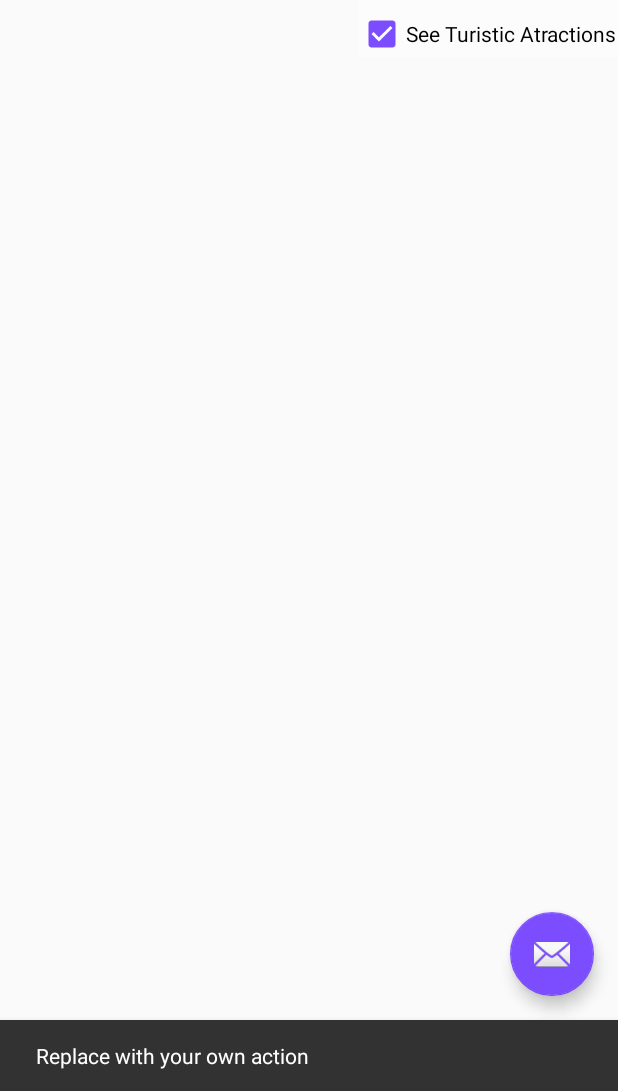
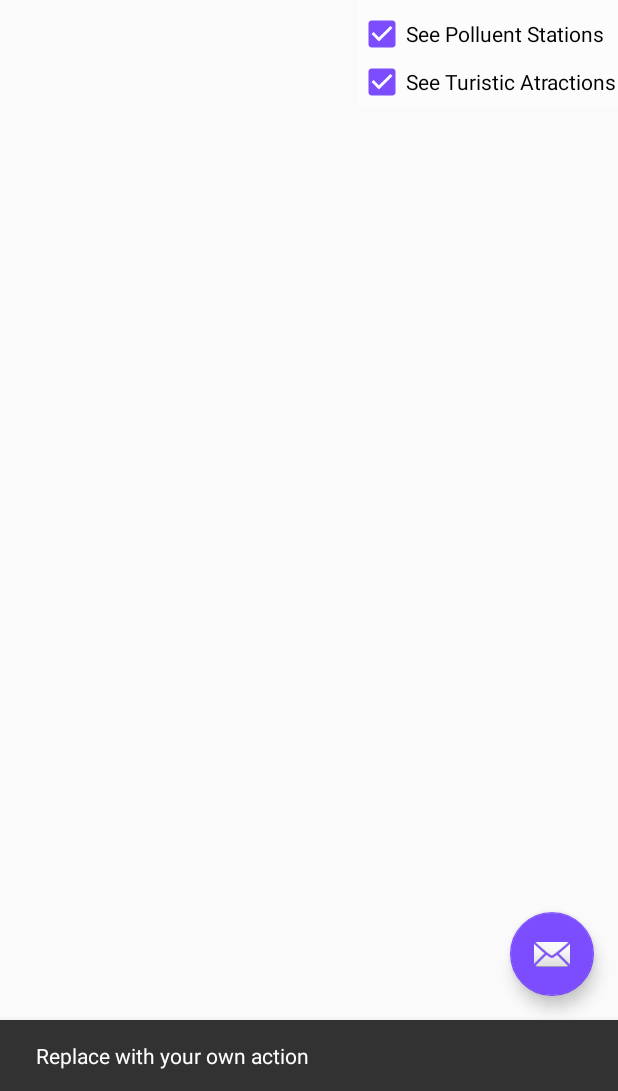
Before and after one commit to toomyy94/LivingCity-Android, an Android app: the MainActivity screen opened directly, with no data from a screen before it, after a tap on an icon or button, on a phone screen of 412 x 824 dp, the part 145-1236 px from its top. Run offline under Robolectric (Android 15) with nearby library versions, the phone set to English and light mode, and no system bars; libraries missing offline, so code that uses them is left out: com.firebase.client; 6 statements that could not run were skipped.

Commit message:
Polluent Stations markers done

```diff
--- a/app/src/main/java/ua/deti/cm/pt/livingcity/MainActivity.java
+++ b/app/src/main/java/ua/deti/cm/pt/livingcity/MainActivity.java
@@ -110,7 +110,6 @@ public class MainActivity extends AppCompatActivity
     private Toolbar toolbar = null;
     private LocationCoord gps = null;
     private static final int PERMISSION_REQUEST_CODE = 1;
-    private List<FireBaseDataClass> fbDataInHour = new ArrayList<>();
 
     @Override
     protected void onCreate(Bundle savedInstanceState) {
@@ -121,17 +120,6 @@ public class MainActivity extends AppCompatActivity
         Firebase.setAndroidContext(this);
         //GPS inicial
         gps = new LocationCoord(this);
-
-        FireBaseModule fb = new FireBaseModule();
-        SimpleDateFormat sdf = new SimpleDateFormat("yyyy-MM-dd");
-        String currentDateandTime = sdf.format(new Date());
-
-        fbDataInHour = fb.getFirebaseData_CurrentDay(currentDateandTime);
-
-        SystemClock.sleep(1500);
-        Log.e("sda", fbDataInHour.toString());
-
-
     }
 
 
@@ -159,9 +147,7 @@ public class MainActivity extends AppCompatActivity
 
         //fragmetn initially
 
-
-
-        MainFragment fragment = new MainFragment(gps, fbDataInHour);
+        MainFragment fragment = new MainFragment(gps);
         android.support.v4.app.FragmentTransaction fragmentTransaction =
                 getSupportFragmentManager().beginTransaction();
         fragmentTransaction.replace(R.id.fragment_container, fragment);
@@ -671,7 +657,7 @@ public class MainActivity extends AppCompatActivity
         int id = item.getItemId();
 
         if (id == R.id.nav_camera) {
-            MainFragment fragment = new MainFragment(gps, fbDataInHour);
+            MainFragment fragment = new MainFragment(gps);
             android.support.v4.app.FragmentTransaction fragmentTransaction =
                     getSupportFragmentManager().beginTransaction();
             fragmentTransaction.replace(R.id.fragment_container, fragment);
--- a/app/src/main/java/ua/deti/cm/pt/livingcity/MainFragment.java
+++ b/app/src/main/java/ua/deti/cm/pt/livingcity/MainFragment.java
@@ -61,6 +61,7 @@ import android.widget.CompoundButton.OnCheckedChangeListener;
 
 import ua.deti.cm.pt.livingcity.modules.FireBaseDataClass;
 import ua.deti.cm.pt.livingcity.modules.FireBaseModule;
+import ua.deti.cm.pt.livingcity.modules.FireBaseStationsData;
 import ua.deti.cm.pt.livingcity.modules.ItemTuristic;
 import ua.deti.cm.pt.livingcity.modules.LocationCoord;
 
@@ -72,22 +73,29 @@ import ua.deti.cm.pt.livingcity.modules.LocationCoord;
 @SuppressLint("ValidFragment")
 public class MainFragment extends Fragment  implements OnMapReadyCallback {
 
+    //On Map View
     private List<Circle> mCircle = new ArrayList<>();;
     private CheckBox chkCity;
-    private List<Marker> sensor_markers = new ArrayList<>();
-    private List<Marker> city_markers = new ArrayList<>();
-    private NodeList nodelist;
-    private ProgressDialog pDialog;
+    private List<Marker> sensor_markers = new ArrayList<>(); //sensor(amarelos)
+    private List<Marker> city_markers = new ArrayList<>(); //turistic(vermelhos)
+    private List<Marker> stations_markers = new ArrayList<>(); //stations(verdes)
     private List<ItemTuristic> lstItem = null;
     private GoogleMap mMap;
     private LocationCoord gps;
     private String URL=null;
+    private NodeList nodelist;
+    private ProgressDialog pDialog;
+
+    //On Firebase Get's
     private List<FireBaseDataClass> fbDataInHour = null;
-    public MainFragment(LocationCoord gps, List<FireBaseDataClass> fbDataInHour) {
-        this.fbDataInHour = fbDataInHour;
+    private List<FireBaseStationsData> fbDataInStations = null;
+
+
+    public MainFragment(LocationCoord gps) {
         this.gps = gps;
         URL = "http://www.tixik.com/api/nearby?lat="+gps.getLatitude()+"&lng="+gps.getLongitude()+"&limit=20&key=demo";
     }
+
 
     @Override
     public View onCreateView(LayoutInflater inflater, ViewGroup container, Bundle savedInstanceState) {
@@ -104,6 +112,10 @@ public class MainFragment extends Fragment  implements OnMapReadyCallback {
         CheckBox chkSensor = (CheckBox) v.findViewById(R.id.chkSensor);
         chkSensor.setChecked(true);
         chkSensor.setOnCheckedChangeListener(myCheckboxListener);
+
+        CheckBox chkStations = (CheckBox) v.findViewById(R.id.chkStations);
+        chkStations.setChecked(true);
+        chkStations.setOnCheckedChangeListener(myCheckboxListener);
 
 
         return v;
@@ -142,6 +154,19 @@ public class MainFragment extends Fragment  implements OnMapReadyCallback {
 
                     }
                     break;
+                case R.id.chkStations:
+                    if (isChecked == false) {
+                        for (int i = 0; i < stations_markers.size(); i++) {
+                            stations_markers.get(i).setVisible(false);
+                        }
+
+                    } else {
+                        for (int i = 0; i < stations_markers.size(); i++){
+                            stations_markers.get(i).setVisible(true);
+                        }
+
+                    }
+                    break;
                 default:
                     break;
             }
@@ -156,6 +181,19 @@ public class MainFragment extends Fragment  implements OnMapReadyCallback {
         //new DownloadXML().execute(URL);
         //SystemClock.sleep(1000);
         chkCity = (CheckBox) getActivity().findViewById(R.id.chkCity);
+
+        //Firebase inicial
+        //Firebase.setAndroidContext(this);
+
+        FireBaseModule fb = new FireBaseModule();
+        SimpleDateFormat sdf = new SimpleDateFormat("yyyy-MM-dd");
+        String currentDateandTime = sdf.format(new Date());
+
+        fbDataInHour = fb.getFirebaseData_CurrentDay(currentDateandTime);
+        fbDataInStations = fb.getFirebaseStations();
+
+        SystemClock.sleep(1500);
+        Log.e("sda", fbDataInHour.toString());
     }
 
     @Override
@@ -192,6 +230,15 @@ public class MainFragment extends Fragment  implements OnMapReadyCallback {
                 else if(Double.parseDouble(fbDataInHour.get(i).getTemperature().substring(0,2))>28) {
                     mCircle.add(mMap.addCircle(new CircleOptions().center(new LatLng(Double.parseDouble(fbDataInHour.get(i).getLatitude()), Double.parseDouble(fbDataInHour.get(i).getLongitude()))).radius(20).fillColor(R.color.colorPrimary).strokeColor(R.color.colorPrimary).strokeWidth(8)));
                 }
+            }
+        }
+
+        for(int i =0; i<fbDataInStations.size(); i++) {
+            if (fbDataInStations.size() == 0 || fbDataInStations == null) SystemClock.sleep(600);
+            else {
+                stations_markers.add(googleMap.addMarker(new MarkerOptions().position(new LatLng(fbDataInStations.get(i).getLAT(), fbDataInStations.get(i).getLON())).
+                        title((fbDataInStations.get(i).getNome_actual())).icon(BitmapDescriptorFactory.
+                        defaultMarker(BitmapDescriptorFactory.HUE_GREEN))));
             }
         }
 
--- a/app/src/main/java/ua/deti/cm/pt/livingcity/modules/FireBaseModule.java
+++ b/app/src/main/java/ua/deti/cm/pt/livingcity/modules/FireBaseModule.java
@@ -50,7 +50,6 @@ public class FireBaseModule {
         //dummy values
         mRef = new Firebase("https://livingcityapp.firebaseio.com/"+currentDateandTime);
 
-        final HashMap<String, Object> mapaCompleto = new HashMap<>();
         final List<FireBaseDataClass>  fbDataInHour = new ArrayList<>();
 
         mRef.addListenerForSingleValueEvent(new ValueEventListener() {
@@ -79,20 +78,44 @@ public class FireBaseModule {
                 public void onCancelled(FirebaseError firebaseError) { }
             });
 
-//
-//        for ( String key : mapaCompleto.keySet() ) {
-//            String hora = ((HashMap<String, String>)mapaCompleto.get(key)).get("Hora").toString();
-//            String temp = ((HashMap<String, String>)mapaCompleto.get(key)).get("Temperature").toString();
-//            String humi = ((HashMap<String, String>)mapaCompleto.get(key)).get("Humidade").toString();
-//            fbDataInHour.add(hora);
-//            fbDataInHour.add(temp);
-//            fbDataInHour.add(humi);
-//        }
-//
-//        for(int i=0;i<fbDataInHour.size();i++) {
-//            Log.i("Valor da hora é:", fbDataInHour.get(i).toString());
-//        }
         return fbDataInHour;
     }
 
+    public List<FireBaseStationsData> getFirebaseStations(){
+        //dummy values
+        mRef = new Firebase("https://livingcityapp.firebaseio.com/Polluent_Stations");
+
+        final List<FireBaseStationsData>  fbDataInStations = new ArrayList<>();
+
+        mRef.addListenerForSingleValueEvent(new ValueEventListener() {
+            @Override
+            public void onDataChange (DataSnapshot usersSnapshot){
+
+                Log.i("O NUMERO DE DADOS SAO::",usersSnapshot.getChildrenCount()+"dados");
+
+
+                for (DataSnapshot userSnapshot : usersSnapshot.getChildren()) {
+                    String ambiente = userSnapshot.child("Ambiente").getValue(String.class);
+                    String concelho =userSnapshot.child("Concelho").getValue(String.class);
+                    String influ = userSnapshot.child("Influencia").getValue(String.class);
+                    Double lati = userSnapshot.child("LAT").getValue(Double.class);
+                    Double longi = userSnapshot.child("LON").getValue(Double.class);
+                    String nome = userSnapshot.child("Nome actual").getValue(String.class);
+
+                    fbDataInStations.add(new FireBaseStationsData(ambiente, concelho,influ,lati,longi,nome));
+
+
+                }
+
+                Log.e("CRLHTomas", fbDataInStations.toString());
+            }
+
+            @Override
+            public void onCancelled(FirebaseError firebaseError) { }
+        });
+
+
+        return fbDataInStations;
+    }
+
 }
--- a/app/src/main/res/layout/fragment_main.xml
+++ b/app/src/main/res/layout/fragment_main.xml
@@ -30,6 +30,15 @@
             android:layout_gravity="right" />
 
         <CheckBox
+            android:id="@+id/chkStations"
+            android:layout_width="173dp"
+            android:layout_height="wrap_content"
+            android:layout_alignParentRight="true"
+            android:background="@color/whiteTransparent"
+            android:text="See Polluent Stations"
+            android:layout_gravity="right" />
+
+        <CheckBox
             android:id="@+id/chkCity"
             android:layout_width="173dp"
             android:layout_height="wrap_content"
@@ -37,6 +46,8 @@
             android:background="@color/whiteTransparent"
             android:text="See Turistic Atractions"
             android:layout_gravity="right" />
+
+
     </LinearLayout>
 
 </RelativeLayout>
```
Also changed, not shown: app/src/main/java/ua/deti/cm/pt/livingcity/modules/FireBaseStationsData.java (added, +36 -0 lines).
